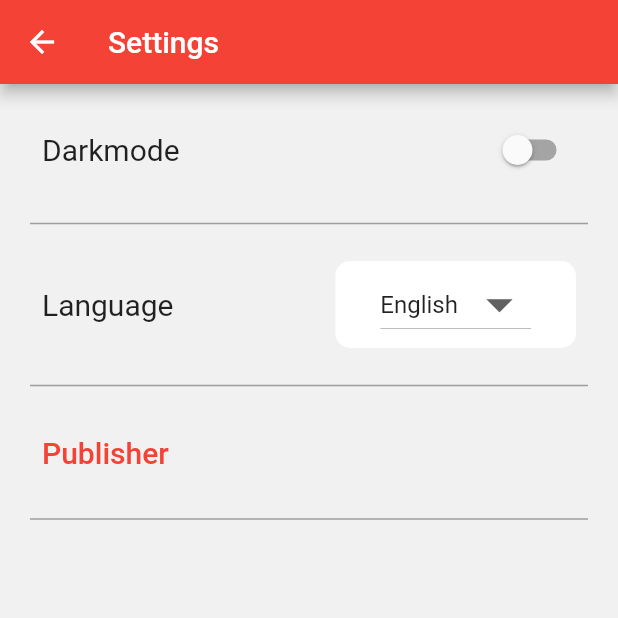
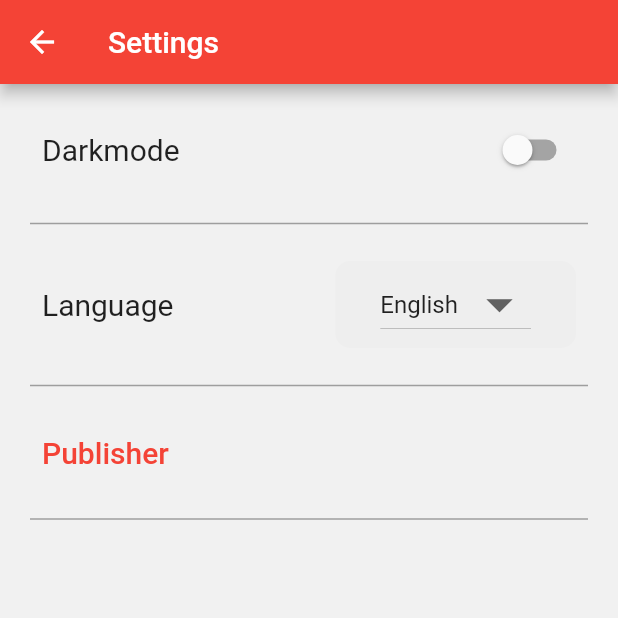
Before and after one commit to hwr-tierarzt-notdienst-finder/vetfinder, a Flutter app: the Setting screen opened by its route, on a phone screen of 412 x 824 dp, the top half of it. Run offline on Flutter 3.47's test engine with Material 2 defaults, Android fonts, the phone set to English and light mode, and no system bars; our stand-ins replace easy_localization, flutter_map, geolocator, latlong2, location, shared_preferences; missing offline and left inert: flutter_geocoder, string_similarity; accounts and stored records are empty.

Commit message:
fixed language box not changing color when in darkmode making text not readable

```diff
--- a/frontend/lib/settings.dart
+++ b/frontend/lib/settings.dart
@@ -108,7 +108,9 @@ class _SettingState extends State<Setting> {
                   Container(
                     padding: EdgeInsets.symmetric(horizontal: 30, vertical: 5),
                     decoration: BoxDecoration(
-                      color: Colors.white,
+                      color: Theme.of(context).brightness == Brightness.dark
+                          ? Color.fromRGBO(48, 48, 48, 1)
+                          : Colors.grey[200],
                       borderRadius: BorderRadius.circular(10),
                     ),
                     child: DropdownButton<String>(
```
